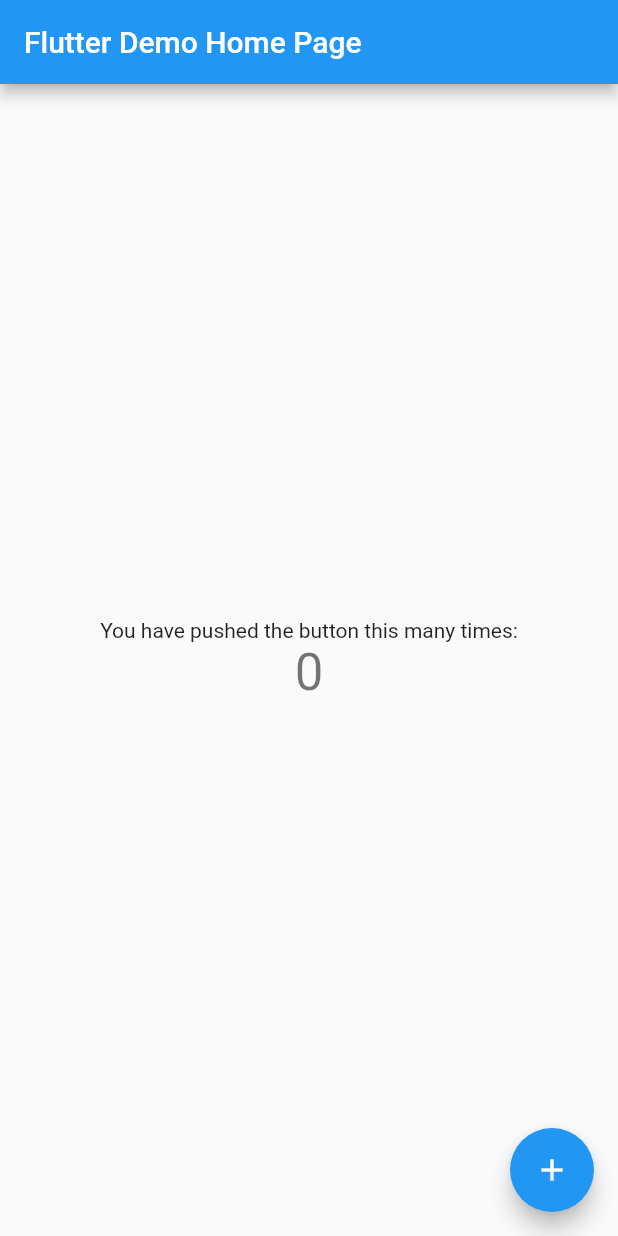
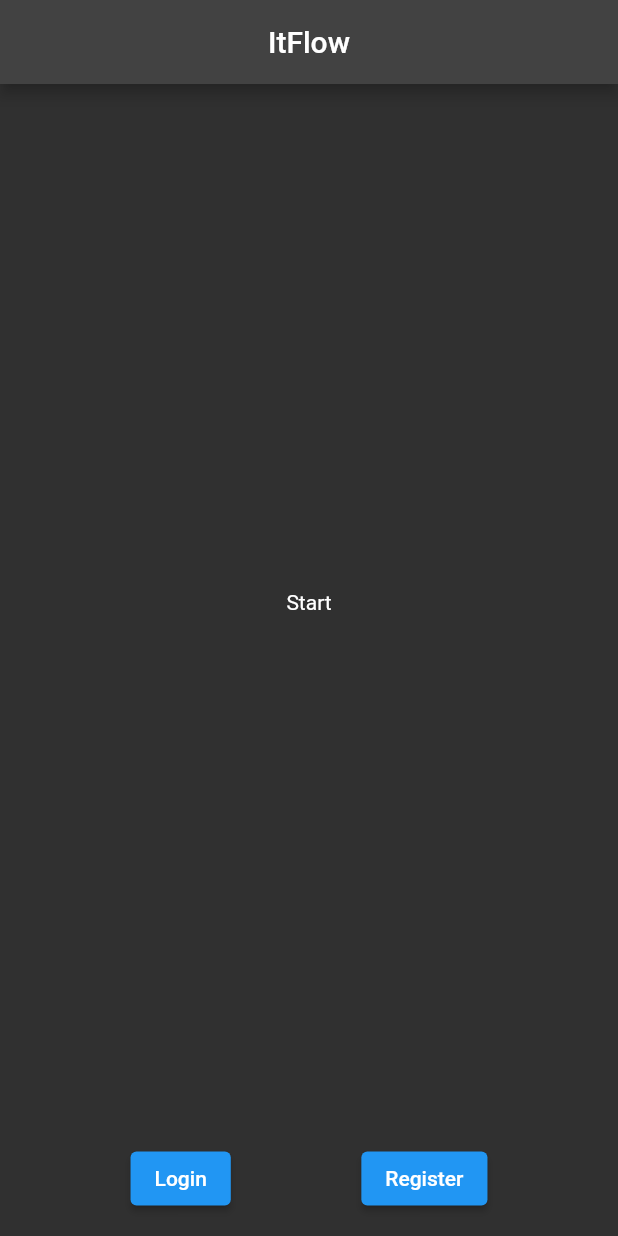
Before and after one commit to Adriano-7/ItFlow, a Flutter app: the screen it shows after launch, on a phone screen of 412 x 824 dp. Run offline on Flutter 3.47's test engine with Material 2 defaults, Android fonts, the phone set to English and light mode, and no system bars.

Commit message:
Rough Template of the App.

```diff
--- /dev/null
+++ b/lib/constants.dart
@@ -0,0 +1,5 @@
+// import 'package:flutter/material.dart';
+
+// GLOBAL CONSTANTS GO HERE ! //
+
+const String appName = 'ItFlow';
--- a/lib/main.dart
+++ b/lib/main.dart
@@ -1,4 +1,5 @@
 import 'package:flutter/material.dart';
+import 'package:itflowapp/screens/all_screens.dart';
 
 void main() {
   runApp(const MyApp());
@@ -7,109 +8,62 @@
 class MyApp extends StatelessWidget {
   const MyApp({super.key});
 
-  // This widget is the root of your application.
+  static GlobalKey mtAppKey = GlobalKey();
+
   @override
   Widget build(BuildContext context) {
     return MaterialApp(
-      title: 'Flutter Demo',
-      theme: ThemeData(
-        // This is the theme of your application.
-        //
-        // Try running your application with "flutter run". You'll see the
-        // application has a blue toolbar. Then, without quitting the app, try
-        // changing the primarySwatch below to Colors.green and then invoke
-        // "hot reload" (press "r" in the console where you ran "flutter run",
-        // or simply save your changes to "hot reload" in a Flutter IDE).
-        // Notice that the counter didn't reset back to zero; the application
-        // is not restarted.
-        primarySwatch: Colors.blue,
-      ),
-      home: const MyHomePage(title: 'Flutter Demo Home Page'),
+      key: MyApp.mtAppKey,
+      theme: ThemeData.dark(),
+      title: 'ItFlow App',
+      initialRoute: Routes.start,
+      routes: Routes.routes,
     );
   }
 }
 
-class MyHomePage extends StatefulWidget {
-  const MyHomePage({super.key, required this.title});
-
-  // This widget is the home page of your application. It is stateful, meaning
-  // that it has a State object (defined below) that contains fields that affect
-  // how it looks.
-
-  // This class is the configuration for the state. It holds the values (in this
-  // case the title) provided by the parent (in this case the App widget) and
-  // used by the build method of the State. Fields in a Widget subclass are
-  // always marked "final".
-
-  final String title;
-
-  @override
-  State<MyHomePage> createState() => _MyHomePageState();
+class Routes {
+  static const String start         = '/start';
+  static const String login         = '/start/login';
+  static const String register      = '/start/register';
+  static const String home          = '/home';
+  static const String search        = '/search';
+  static const String notification  = '/notification';
+  static const String profile       = '/profile';
+  static const String settings      = '/settings';
+  static Map<String, Widget Function(BuildContext)> routes = {
+    start:        (context) => const StartScreen(),
+    login:        (context) => const LoginScreen(),
+    register:     (context) => const RegisterScreen(),
+    home:         (context) => const HomeScreen(),
+    search:       (context) => const SearchScreen(),
+    notification: (context) => const NotificationScreen(),
+    profile:      (context) => const ProfileScreen(),
+    settings:     (context) => const SettingsScreen(),
+  };
 }
 
-class _MyHomePageState extends State<MyHomePage> {
-  int _counter = 0;
-
-  void _incrementCounter() {
-    setState(() {
-      // This call to setState tells the Flutter framework that something has
-      // changed in this State, which causes it to rerun the build method below
-      // so that the display can reflect the updated values. If we changed
-      // _counter without calling setState(), then the build method would not be
-      // called again, and so nothing would appear to happen.
-      _counter++;
-    });
-  }
-
-  @override
-  Widget build(BuildContext context) {
-    // This method is rerun every time setState is called, for instance as done
-    // by the _incrementCounter method above.
-    //
-    // The Flutter framework has been optimized to make rerunning build methods
-    // fast, so that you can just rebuild anything that needs updating rather
-    // than having to individually change instances of widgets.
-    return Scaffold(
-      appBar: AppBar(
-        // Here we take the value from the MyHomePage object that was created by
-        // the App.build method, and use it to set our appbar title.
-        title: Text(widget.title),
-      ),
-      body: Center(
-        // Center is a layout widget. It takes a single child and positions it
-        // in the middle of the parent.
-        child: Column(
-          // Column is also a layout widget. It takes a list of children and
-          // arranges them vertically. By default, it sizes itself to fit its
-          // children horizontally, and tries to be as tall as its parent.
-          //
-          // Invoke "debug painting" (press "p" in the console, choose the
-          // "Toggle Debug Paint" action from the Flutter Inspector in Android
-          // Studio, or the "Toggle Debug Paint" command in Visual Studio Code)
-          // to see the wireframe for each widget.
-          //
-          // Column has various properties to control how it sizes itself and
-          // how it positions its children. Here we use mainAxisAlignment to
-          // center the children vertically; the main axis here is the vertical
-          // axis because Columns are vertical (the cross axis would be
-          // horizontal).
-          mainAxisAlignment: MainAxisAlignment.center,
-          children: <Widget>[
-            const Text(
-              'You have pushed the button this many times:',
-            ),
-            Text(
-              '$_counter',
-              style: Theme.of(context).textTheme.headlineMedium,
-            ),
-          ],
-        ),
-      ),
-      floatingActionButton: FloatingActionButton(
-        onPressed: _incrementCounter,
-        tooltip: 'Increment',
-        child: const Icon(Icons.add),
-      ), // This trailing comma makes auto-formatting nicer for build methods.
-    );
-  }
+class NoPageTransitionToMyApp extends PageRouteBuilder {
+  NoPageTransitionToMyApp(
+      String routeName, {
+        Object? arguments,
+      }) : super(
+    settings: RouteSettings(
+      arguments: arguments,
+      name: routeName,
+    ),
+    pageBuilder: (
+        BuildContext context,
+        Animation<double> animation,
+        Animation<double> secondaryAnimation,
+        ) {
+      assert(MyApp.mtAppKey.currentWidget != null);
+      assert(MyApp.mtAppKey.currentWidget is MaterialApp);
+      var mtapp = MyApp.mtAppKey.currentWidget as MaterialApp;
+      var routes = mtapp.routes;
+      assert(routes!.containsKey(routeName));
+      return routes![routeName]!(context);
+    },
+    transitionDuration: Duration.zero,
+  );
 }
--- /dev/null
+++ b/lib/screens/all_screens.dart
@@ -0,0 +1,12 @@
+
+export 'start_screen.dart';
+
+export 'login_screen.dart';
+export 'register_screen.dart';
+
+export 'home_screen.dart';
+export 'search_screen.dart';
+export 'notification_screen.dart';
+export 'profile_screen.dart';
+
+export 'settings_screen.dart';
--- /dev/null
+++ b/lib/screens/start_screen.dart
@@ -0,0 +1,46 @@
+import 'package:flutter/material.dart';
+import 'package:itflowapp/constants.dart';
+import 'package:itflowapp/main.dart';
+
+class StartScreen extends StatelessWidget {
+  const StartScreen({Key? key}) : super(key: key);
+
+  @override
+  Widget build(BuildContext context) {
+    return Scaffold(
+        appBar: AppBar(
+          title: const Text(appName),
+          centerTitle: true,
+        ),
+        body: Column(
+          children: [
+            const Expanded(
+              flex: 9,
+              child: Center(
+                child: Text('Start'),
+              ),
+            ),
+            Expanded(
+              flex: 1,
+              child: Row(
+                mainAxisAlignment: MainAxisAlignment.spaceEvenly,
+                children: [
+                  ElevatedButton(
+                    onPressed: () {
+                      Navigator.pushNamed(context, Routes.login);
+                    },
+                    child: const Text('Login'),
+                  ),
+                  ElevatedButton(
+                    onPressed: () {
+                      Navigator.pushNamed(context, Routes.register);
+                    },
+                    child: const Text('Register'),
+                  )
+                ],
+              ),
+            )
+          ],
+        ));
+  }
+}
```
Also changed, not shown: lib/screens/home_screen.dart (added, +56 -0 lines), lib/screens/login_screen.dart (added, +40 -0 lines), lib/screens/notification_screen.dart (added, +55 -0 lines), lib/screens/profile_screen.dart (added, +62 -0 lines), lib/screens/register_screen.dart (added, +40 -0 lines), lib/screens/search_screen.dart (added, +55 -0 lines), lib/screens/settings_screen.dart (added, +20 -0 lines).
